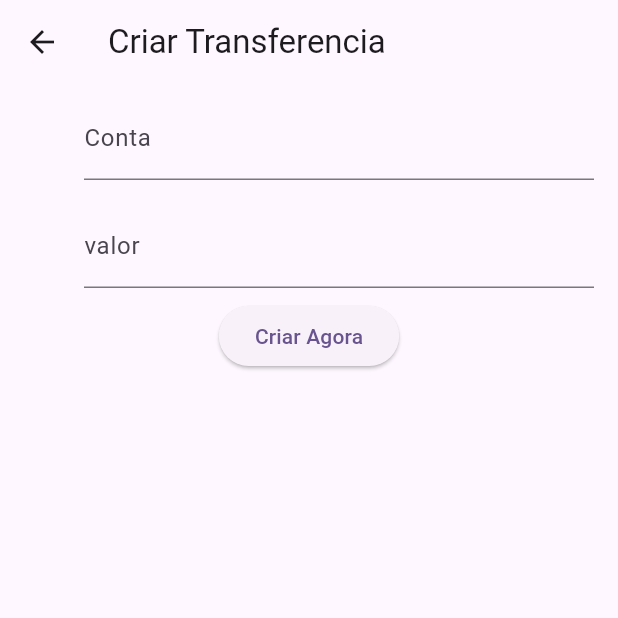
After one commit to Raf-Alcides/fitbank_alura, a Flutter app: the screen it shows after launch, after a tap on the "add" icon, on a phone screen of 412 x 824 dp, the top half of it. The commit adds this screen. Run offline on Flutter 3.47's test engine with Material 2 defaults, Android fonts, the phone set to English and light mode, and no system bars.

Commit message:
Pagina de Criar transferencias

```diff
--- a/lib/main.dart
+++ b/lib/main.dart
@@ -1,6 +1,6 @@
 import 'package:flutter/material.dart';
 
-import 'transfers_page.dart';
+import 'pages/transfers_page.dart';
 void main() {
   runApp(const FitBank());
 }
--- /dev/null
+++ b/lib/pages/create_transfer_page.dart
@@ -0,0 +1,59 @@
+// ignore_for_file: must_be_immutable
+
+import 'package:flutter/material.dart';
+
+class CreateTransferPage extends StatelessWidget {
+  const CreateTransferPage({super.key});
+
+  @override
+  Widget build(BuildContext context) {
+    return Scaffold(
+      appBar: AppBar(
+        title: const Text('Criar Transferencia'),
+      ),
+      body: Column(
+        children: [
+          _CustomTextField(
+            hintText: '0000-0000-0000',
+            label: 'Conta',
+          ),
+          _CustomTextField(
+            hintText: '00,0',
+            label: 'valor',
+          ),
+          ElevatedButton(
+            onPressed: () {},
+            child: const Text('Criar Agora'),
+          )
+        ],
+      ),
+    );
+  }
+}
+
+class _CustomTextField extends StatelessWidget {
+  final String hintText;
+  final String label;
+  IconData? icon;
+
+  _CustomTextField({
+    Key? key,
+    required this.hintText,
+    required this.label,
+  }) : super(key: key);
+
+  @override
+  Widget build(BuildContext context) {
+    return Padding(
+      padding: const EdgeInsets.symmetric(horizontal: 16, vertical: 8),
+      child: TextField(
+        keyboardType: TextInputType.number,
+        decoration: InputDecoration(
+          hintText: hintText,
+          label: Text(label),
+          icon: Icon(icon),
+        ),
+      ),
+    );
+  }
+}
--- a/lib/transfers_page.dart
+++ b/lib/pages/transfers_page.dart
@@ -1,5 +1,7 @@
-import 'package:fitbank_alura/pages/trasfers_tile.dart';
+import 'package:fitbank_alura/pages/components/trasfers_tile.dart';
 import 'package:flutter/material.dart';
+
+import 'create_transfer_page.dart';
 
 class TransfersPage extends StatelessWidget {
   const TransfersPage({
@@ -12,14 +14,21 @@ class TransfersPage extends StatelessWidget {
       appBar: AppBar(
         title: const Text('Transferências'),
       ),
-      floatingActionButton: FloatingActionButton(onPressed: () {}),
-      body: const Column(
-        children: [
+      body: ListView(
+        children: const [
           TrasfersTile(account: 'Conta 0001-1111-0000', value: 100),
           TrasfersTile(account: 'Conta 0001-1111-0000', value: 200),
           TrasfersTile(account: 'Conta 0001-1111-0000', value: 300),
         ],
       ),
+      floatingActionButton: FloatingActionButton(
+        onPressed: () {
+          Navigator.of(context).push(
+            MaterialPageRoute(builder: (_) => const CreateTransferPage())
+          );
+        },
+        child: const Icon(Icons.add),
+      ),
     );
   }
 }
```
Also changed, not shown: lib/pages/components/trasfers_tile.dart (renamed from lib/pages/trasfers_tile.dart).
